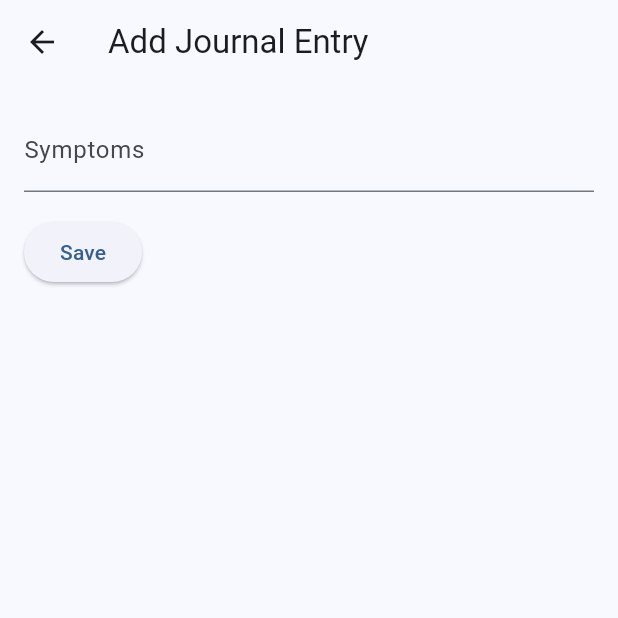
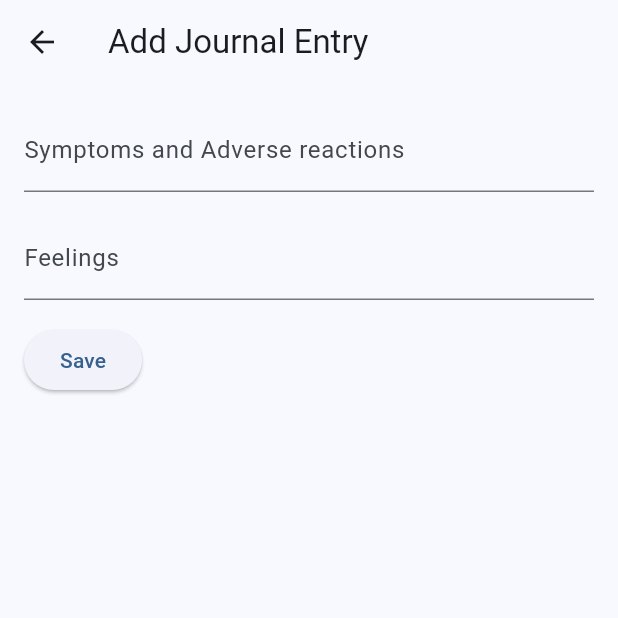
Before and after one commit to martinvanaud/cau-appdev, a Flutter app: the screen it shows after launch, item 2 of the bottom bar chosen, after a tap on the "add" icon, on a phone screen of 412 x 824 dp, the top half of it. Run offline on Flutter 3.47's test engine with Material 2 defaults, Android fonts, the phone set to English and light mode, and no system bars.

Commit message:
a little bit of formatting

```diff
--- a/lib/main.dart
+++ b/lib/main.dart
@@ -130,15 +130,15 @@
   Widget build(BuildContext context) {
     return Scaffold(
       appBar: AppBar(
-        title: Text('Journal'),
+        title: Text('Health Journal'),
       ),
       body: ListView.builder(
         itemCount: journalEntries.length,
         itemBuilder: (context, index) {
           final entry = journalEntries[index];
           return ListTile(
-            title: Text(entry.date),
-            subtitle: Text(entry.symptoms),
+            title: Text(entry.date, style: TextStyle(fontSize: 18, fontWeight: FontWeight.bold)),
+            subtitle: Text(entry.symptoms, style: TextStyle(fontSize: 16)),
             onTap: () async {
               final removeEntry = await Navigator.push(
                 context,
@@ -190,13 +190,15 @@
 class JournalEntry {
   final String date;
   final String symptoms;
+  final String feelings;
 
-  JournalEntry({required this.date, required this.symptoms});
+  JournalEntry({required this.date, required this.symptoms, required this.feelings});
 
   Map<String, dynamic> toJson() {
     return {
       'date': date,
       'symptoms': symptoms,
+      'feelings': feelings,
     };
   }
 
@@ -204,6 +206,7 @@
     return JournalEntry(
       date: json['date'],
       symptoms: json['symptoms'],
+      feelings: json['feelings'],
     );
   }
 }
@@ -215,16 +218,19 @@
 
 class _AddJournalEntryPageState extends State<AddJournalEntryPage> {
   late TextEditingController _symptomsController;
+  late TextEditingController _symptomsController2;
 
   @override
   void initState() {
     super.initState();
     _symptomsController = TextEditingController();
+    _symptomsController2 = TextEditingController();
   }
 
   @override
   void dispose() {
     _symptomsController.dispose();
+    _symptomsController2.dispose();
     super.dispose();
   }
 
@@ -241,18 +247,24 @@
           children: [
             TextField(
               controller: _symptomsController,
-              decoration: InputDecoration(labelText: 'Symptoms'),
+              decoration: InputDecoration(labelText: 'Symptoms and Adverse reactions'),
+            ),
+            const SizedBox(height: 16.0),
+            TextField(
+              controller: _symptomsController2,
+              decoration: InputDecoration(labelText: 'Feelings'),
             ),
             const SizedBox(height: 16.0),
             ElevatedButton(
               onPressed: () {
                 final date = DateTime.now().toString().substring(0, 16);
                 final symptoms = _symptomsController.text;
+                final feelings = _symptomsController2.text;
 
                 if (symptoms.isNotEmpty) {
                   Navigator.pop(
                     context,
-                    JournalEntry(date: date, symptoms: symptoms),
+                    JournalEntry(date: date, symptoms: symptoms, feelings: feelings),
                   );
                 } else {
                   // Handle case where symptoms are empty
@@ -283,19 +295,25 @@
         child: Column(
           crossAxisAlignment: CrossAxisAlignment.start,
           children: [
-            Text(
+            const Text(
               'Symptoms:',
-              style: TextStyle(fontWeight: FontWeight.bold),
+              style: TextStyle(fontWeight: FontWeight.bold, fontSize: 20),
             ),
-            const SizedBox(height: 8.0),
-            Text(entry.symptoms),
-            const SizedBox(height: 16.0),
+            const SizedBox(height: 4.0),
+            Text(entry.symptoms, style: TextStyle(fontSize: 18)),
+            const SizedBox(height: 18.0),
+            const Text(
+              'Feelings:',
+              style: TextStyle(fontWeight: FontWeight.bold, fontSize: 20),
+            ),
+            const SizedBox(height: 4.0),
+            Text(entry.feelings, style: TextStyle(fontSize: 16)),
+            const SizedBox(height: 20.0),
             TextButton(
               onPressed: () {
                 _removeEntry(context);
               },
-              child: Text('Remove Entry', style: TextStyle(color: Colors.red)),
-            ),
+              child: const Text('Remove Entry', style: TextStyle(color: Colors.red, fontSize: 16))),
           ],
         ),
       ),
```
